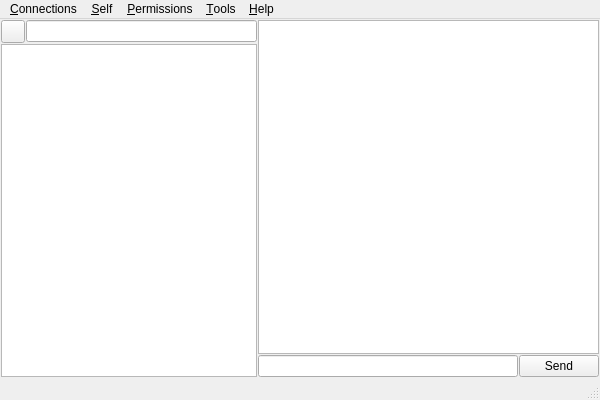
First picture: the form in Client/ui/main_window.ui, repository AdamFull/messager, before the edit.
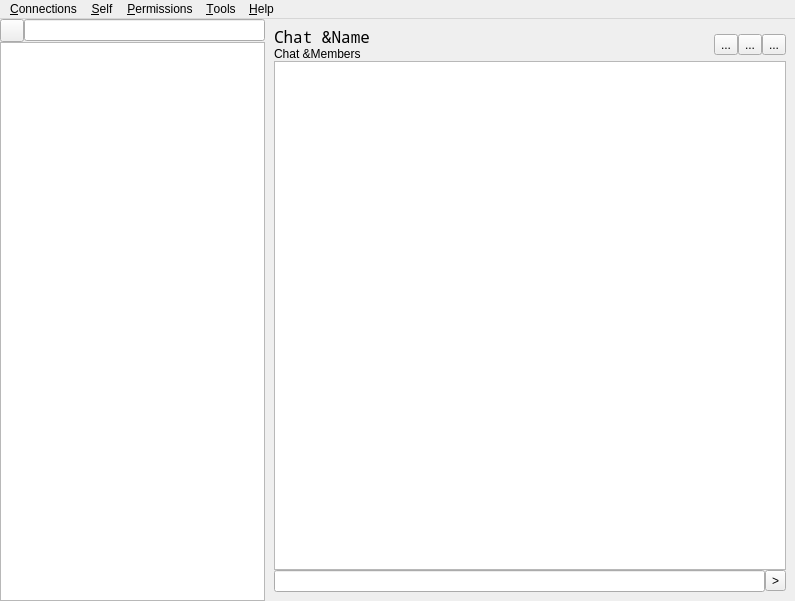
Second picture: the form after the edit.

```diff
--- a/Client/ui/main_window.ui
+++ b/Client/ui/main_window.ui
@@ -6,38 +6,41 @@
    <rect>
     <x>0</x>
     <y>0</y>
-    <width>600</width>
-    <height>400</height>
+    <width>795</width>
+    <height>601</height>
    </rect>
   </property>
   <property name="minimumSize">
    <size>
-    <width>600</width>
-    <height>400</height>
+    <width>795</width>
+    <height>601</height>
    </size>
   </property>
   <property name="windowTitle">
    <string>Postogramm</string>
   </property>
   <widget class="QWidget" name="centralwidget">
-   <layout class="QHBoxLayout" name="horizontalLayout" stretch="0,2">
+   <layout class="QHBoxLayout" name="horizontalLayout" stretch="1,2">
     <property name="spacing">
-     <number>1</number>
+     <number>0</number>
     </property>
     <property name="leftMargin">
-     <number>1</number>
+     <number>0</number>
     </property>
     <property name="topMargin">
-     <number>1</number>
+     <number>0</number>
     </property>
     <property name="rightMargin">
-     <number>1</number>
+     <number>0</number>
     </property>
     <property name="bottomMargin">
-     <number>1</number>
+     <number>0</number>
     </property>
     <item>
-     <layout class="QVBoxLayout" name="verticalLayout">
+     <layout class="QVBoxLayout" name="verticalLayout" stretch="1,11">
+      <property name="spacing">
+       <number>0</number>
+      </property>
       <item>
        <layout class="QHBoxLayout" name="find_sb_layout">
         <item>
@@ -58,10 +61,80 @@
      </layout>
     </item>
     <item>
-     <layout class="QVBoxLayout" name="chat_layout">
+     <widget class="QWidget" name="messaging_layout" native="true">
+      <property name="enabled">
+       <bool>true</bool>
+      </property>
+      <property name="acceptDrops">
+       <bool>false</bool>
+      </property>
+      <layout class="QVBoxLayout" name="chat_layout" stretch="0,0,0">
       <property name="spacing">
-       <number>1</number>
-      </property>
+        <number>0</number>
+       </property>
+       <property name="sizeConstraint">
+        <enum>QLayout::SetDefaultConstraint</enum>
+       </property>
+       <item>
+        <layout class="QHBoxLayout" name="chat_info_layout">
+         <item>
+          <layout class="QVBoxLayout" name="n_a_u_layout">
+           <item>
+            <widget class="QLabel" name="chat_name_l">
+             <property name="font">
+              <font>
+               <family>Noto Mono</family>
+               <pointsize>12</pointsize>
+               <weight>75</weight>
+               <bold>true</bold>
+              </font>
+             </property>
+             <property name="text">
+              <string>Chat &amp;Name</string>
+             </property>
+             <property name="textFormat">
+              <enum>Qt::AutoText</enum>
+             </property>
+             <property name="scaledContents">
+              <bool>false</bool>
+             </property>
+             <property name="margin">
+              <number>0</number>
+             </property>
+            </widget>
+           </item>
+           <item>
+            <widget class="QLabel" name="chat_members_l">
+             <property name="text">
+              <string>Chat &amp;Members</string>
+             </property>
+            </widget>
+           </item>
+          </layout>
+         </item>
+         <item>
+          <widget class="QToolButton" name="chat_search_btn">
+           <property name="text">
+            <string>...</string>
+           </property>
+          </widget>
+         </item>
+         <item>
+          <widget class="QToolButton" name="chat_info_btn">
+           <property name="text">
+            <string>...</string>
+           </property>
+          </widget>
+         </item>
+         <item>
+          <widget class="QToolButton" name="chat_menu_btn">
+           <property name="text">
+            <string>...</string>
+           </property>
+          </widget>
+         </item>
+        </layout>
+       </item>
       <item>
        <widget class="QListWidget" name="chat_list"/>
       </item>
@@ -71,15 +144,16 @@
          <widget class="QLineEdit" name="message_box"/>
         </item>
         <item>
-         <widget class="QPushButton" name="send_message">
+          <widget class="QToolButton" name="send_message">
           <property name="text">
-           <string>Send</string>
+            <string>&gt;</string>
           </property>
          </widget>
         </item>
        </layout>
       </item>
      </layout>
+     </widget>
     </item>
    </layout>
   </widget>
@@ -88,7 +162,7 @@
     <rect>
      <x>0</x>
      <y>0</y>
-     <width>600</width>
+     <width>795</width>
      <height>30</height>
     </rect>
    </property>
@@ -131,7 +205,6 @@
    <addaction name="menuTools"/>
    <addaction name="menuHelp"/>
   </widget>
-  <widget class="QStatusBar" name="statusbar"/>
   <action name="actionConnect">
    <property name="text">
     <string>&amp;Connect</string>
```
Lines whose indentation alone changed are shown as unchanged.
